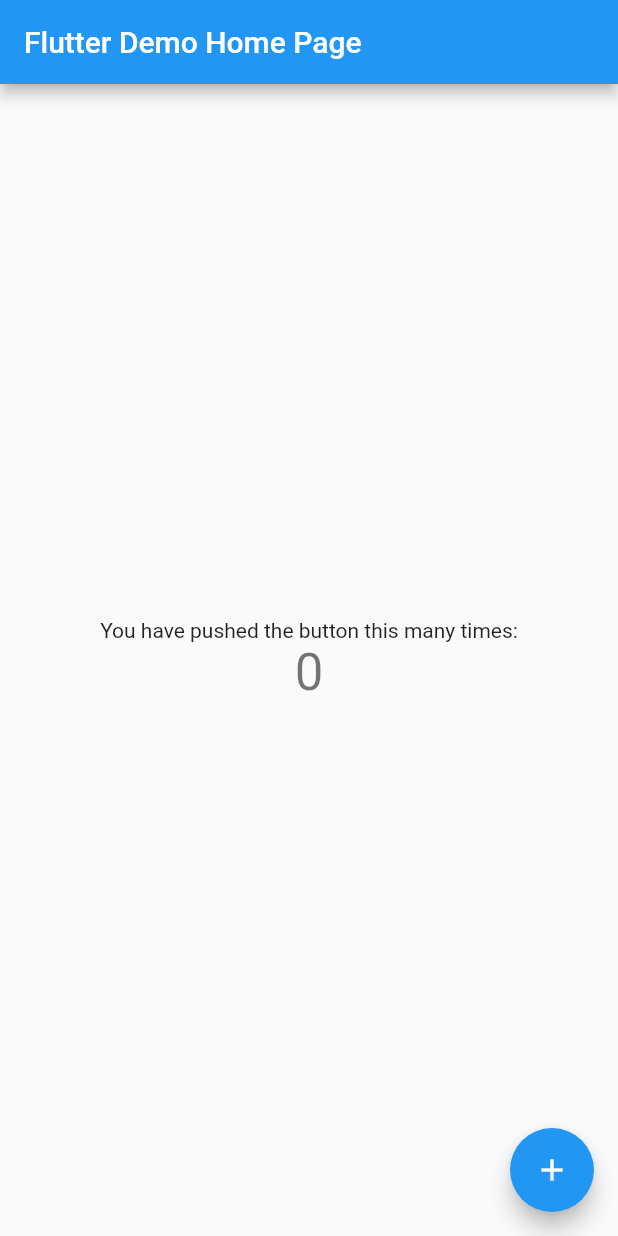
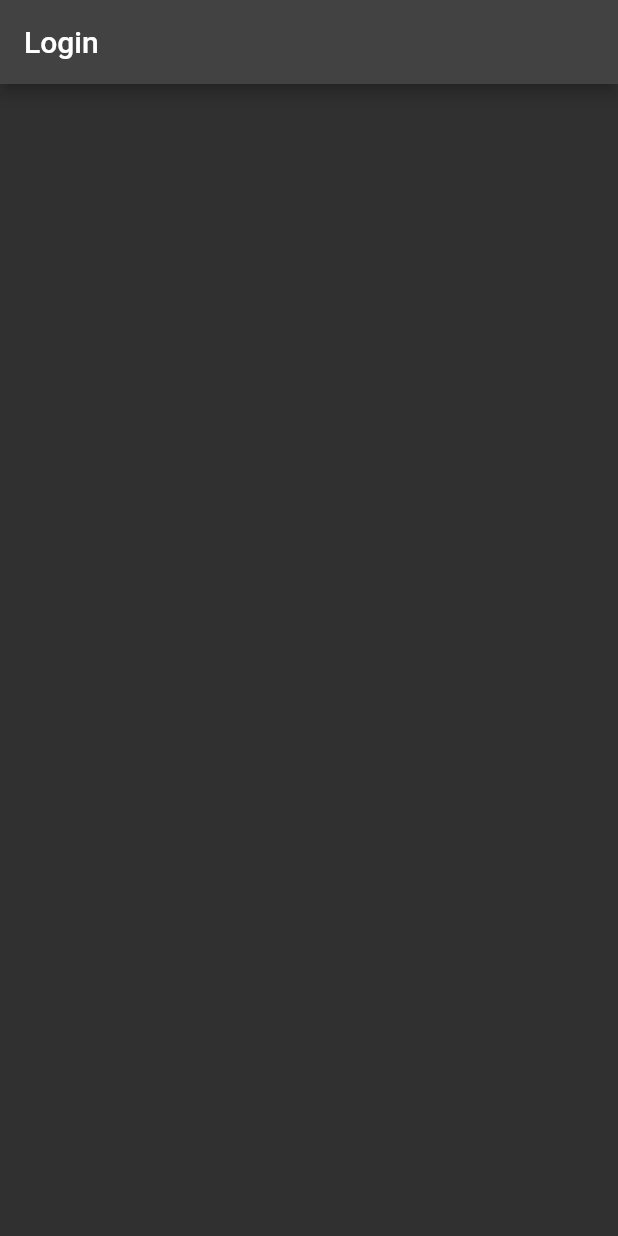
Before and after one commit to andrisilaban/flutter_fast_track, a Flutter app: the screen it shows after launch, on a phone screen of 412 x 824 dp. Run offline on Flutter 3.47's test engine with Material 2 defaults, Android fonts, the phone set to English and light mode, and no system bars.

Commit message:
Add MVC Structure, config.json

```diff
--- a/config.json
+++ b/config.json
@@ -1,5 +1,7 @@
 {
     "modules": [
-
+      "login",
+      "dashboard",
+      "profile"
     ]
 }
--- a/lib/main.dart
+++ b/lib/main.dart
@@ -1,4 +1,6 @@
+import 'package:flutter_fast_track/state_util.dart';
 import 'package:flutter/material.dart';
+import 'package:flutter_fast_track/module/login/view/login_view.dart';
 
 void main() {
   runApp(const MyApp());
@@ -11,105 +13,14 @@ class MyApp extends StatelessWidget {
   @override
   Widget build(BuildContext context) {
     return MaterialApp(
+      debugShowCheckedModeBanner: false,
       title: 'Flutter Demo',
-      theme: ThemeData(
-        // This is the theme of your application.
-        //
-        // Try running your application with "flutter run". You'll see the
-        // application has a blue toolbar. Then, without quitting the app, try
-        // changing the primarySwatch below to Colors.green and then invoke
-        // "hot reload" (press "r" in the console where you ran "flutter run",
-        // or simply save your changes to "hot reload" in a Flutter IDE).
-        // Notice that the counter didn't reset back to zero; the application
-        // is not restarted.
-        primarySwatch: Colors.blue,
-      ),
-      home: const MyHomePage(title: 'Flutter Demo Home Page'),
+      navigatorKey: Get.navigatorKey,
+      // theme: ThemeData(
+      //   primarySwatch: Colors.blue,
+      // ),
+      theme: ThemeData.dark(),
+      home: const LoginView(),
     );
   }
 }
-
-class MyHomePage extends StatefulWidget {
-  const MyHomePage({super.key, required this.title});
-
-  // This widget is the home page of your application. It is stateful, meaning
-  // that it has a State object (defined below) that contains fields that affect
-  // how it looks.
-
-  // This class is the configuration for the state. It holds the values (in this
-  // case the title) provided by the parent (in this case the App widget) and
-  // used by the build method of the State. Fields in a Widget subclass are
-  // always marked "final".
-
-  final String title;
-
-  @override
-  State<MyHomePage> createState() => _MyHomePageState();
-}
-
-class _MyHomePageState extends State<MyHomePage> {
-  int _counter = 0;
-
-  void _incrementCounter() {
-    setState(() {
-      // This call to setState tells the Flutter framework that something has
-      // changed in this State, which causes it to rerun the build method below
-      // so that the display can reflect the updated values. If we changed
-      // _counter without calling setState(), then the build method would not be
-      // called again, and so nothing would appear to happen.
-      _counter++;
-    });
-  }
-
-  @override
-  Widget build(BuildContext context) {
-    // This method is rerun every time setState is called, for instance as done
-    // by the _incrementCounter method above.
-    //
-    // The Flutter framework has been optimized to make rerunning build methods
-    // fast, so that you can just rebuild anything that needs updating rather
-    // than having to individually change instances of widgets.
-    return Scaffold(
-      appBar: AppBar(
-        // Here we take the value from the MyHomePage object that was created by
-        // the App.build method, and use it to set our appbar title.
-        title: Text(widget.title),
-      ),
-      body: Center(
-        // Center is a layout widget. It takes a single child and positions it
-        // in the middle of the parent.
-        child: Column(
-          // Column is also a layout widget. It takes a list of children and
-          // arranges them vertically. By default, it sizes itself to fit its
-          // children horizontally, and tries to be as tall as its parent.
-          //
-          // Invoke "debug painting" (press "p" in the console, choose the
-          // "Toggle Debug Paint" action from the Flutter Inspector in Android
-          // Studio, or the "Toggle Debug Paint" command in Visual Studio Code)
-          // to see the wireframe for each widget.
-          //
-          // Column has various properties to control how it sizes itself and
-          // how it positions its children. Here we use mainAxisAlignment to
-          // center the children vertically; the main axis here is the vertical
-          // axis because Columns are vertical (the cross axis would be
-          // horizontal).
-          mainAxisAlignment: MainAxisAlignment.center,
-          children: <Widget>[
-            const Text(
-              'You have pushed the button this many times:',
-            ),
-            Text(
-              '$_counter',
-              style: Theme.of(context).textTheme.headline4,
-            ),
-          ],
-        ),
-      ),
-      floatingActionButton: FloatingActionButton(
-        onPressed: _incrementCounter,
-        tooltip: 'Increment',
-        child: const Icon(Icons.add),
-      ), // This trailing comma makes auto-formatting nicer for build methods.
-    );
-  }
-}
--- /dev/null
+++ b/lib/module/login/controller/login_controller.dart
@@ -0,0 +1,20 @@
+import 'package:flutter/material.dart';
+import 'package:flutter_fast_track/state_util.dart';
+import '../view/login_view.dart';
+
+class LoginController extends State<LoginView> implements MvcController {
+  static late LoginController instance;
+  late LoginView view;
+
+  @override
+  void initState() {
+    instance = this;
+    super.initState();
+  }
+
+  @override
+  void dispose() => super.dispose();
+
+  @override
+  Widget build(BuildContext context) => widget.build(context, this);
+}
--- /dev/null
+++ b/lib/module/login/view/login_view.dart
@@ -0,0 +1,29 @@
+import 'package:flutter/material.dart';
+import 'package:flutter_fast_track/core.dart';
+import '../controller/login_controller.dart';
+
+class LoginView extends StatefulWidget {
+  const LoginView({Key? key}) : super(key: key);
+
+  Widget build(context, LoginController controller) {
+    controller.view = this;
+
+    return Scaffold(
+      appBar: AppBar(
+        title: const Text("Login"),
+        actions: const [],
+      ),
+      body: SingleChildScrollView(
+        child: Container(
+          padding: const EdgeInsets.all(10.0),
+          child: Column(
+            children: const [],
+          ),
+        ),
+      ),
+    );
+  }
+
+  @override
+  State<LoginView> createState() => LoginController();
+}
```
Also changed, not shown: lib/core.dart (added, +12 -0 lines), lib/module/dashboard/controller/dashboard_controller.dart (added, +20 -0 lines), lib/module/dashboard/view/dashboard_view.dart (added, +29 -0 lines), lib/module/profile/controller/profile_controller.dart (added, +20 -0 lines), lib/module/profile/view/profile_view.dart (added, +29 -0 lines), lib/state_util.dart (added, +43 -0 lines), 3 other files.
